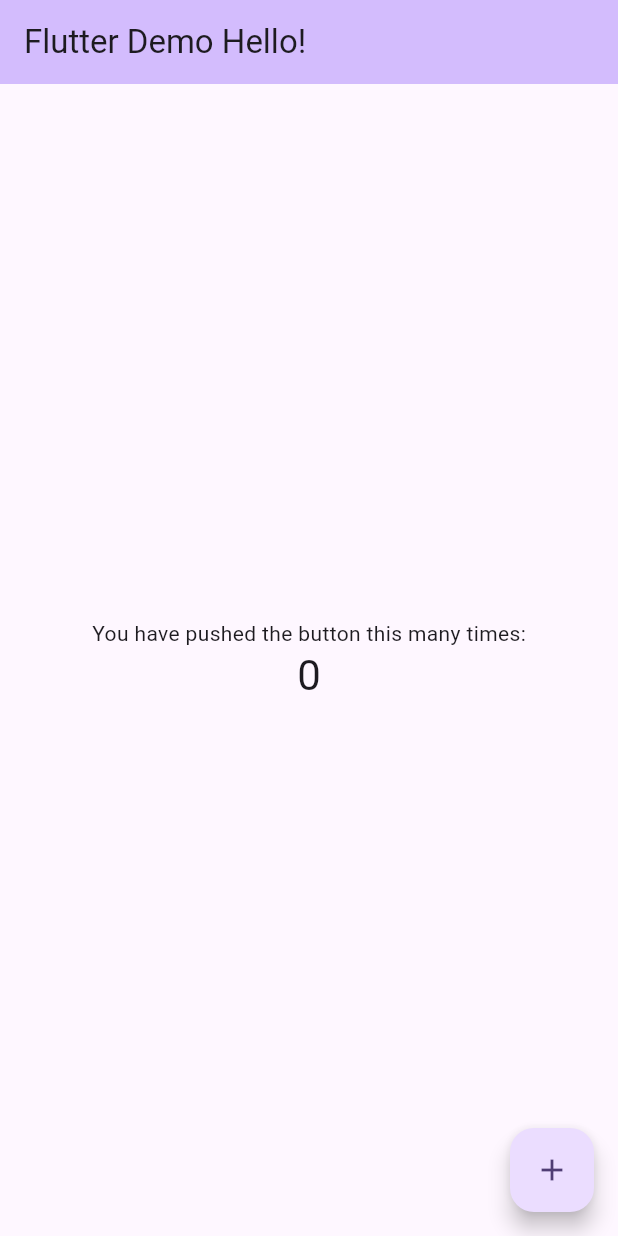
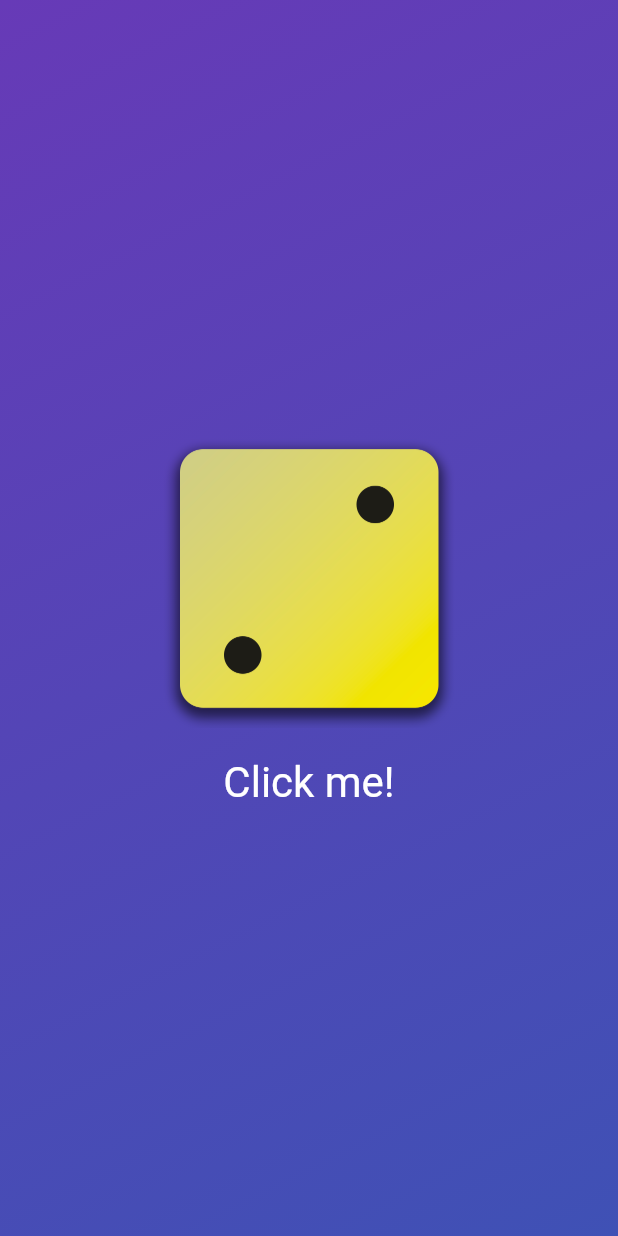
Before and after one commit to wolfskillobyte/flutter_first_app, a Flutter app: the screen it shows after launch, on a phone screen of 412 x 824 dp. Run offline on Flutter 3.47's test engine with Material 2 defaults, Android fonts, the phone set to English and light mode, and no system bars.

Commit message:
push final

```diff
--- /dev/null
+++ b/lib/dice_roller.dart
@@ -0,0 +1,46 @@
+import 'package:flutter/material.dart';
+import 'package:first_app/styled_text.dart';
+import 'dart:math';
+
+final randomizer = Random();
+
+class DiceRoller extends StatefulWidget {
+  @override
+  State<DiceRoller> createState() {
+    return _DiceRollerState();
+  }
+}
+
+// underscore notates a private class
+// meaning, this state class is meant to be used internally
+class _DiceRollerState extends State<DiceRoller> {
+  var currentDice = 2;
+
+  void rollDice() {
+    setState(() {
+      currentDice = randomizer.nextInt(6) + 1;
+    });
+  }
+
+  @override
+  Widget build(context) {
+    return Column(
+      mainAxisSize: MainAxisSize.min,
+      children: [
+        Image.asset(
+          'assets/dice-$currentDice.png',
+          width: 200,
+        ),
+        // const SizedBox(height: 20), <-- another way of doing padding like an empty div
+        TextButton(
+          onPressed: rollDice,
+          style: TextButton.styleFrom(
+          padding: const EdgeInsets.only(top: 20),
+          foregroundColor: Colors.white,
+          textStyle: const TextStyle(fontSize: 28)),
+          child: const StyledText('Click me!'),
+        ),
+      ],
+    );
+  }
+}
--- /dev/null
+++ b/lib/gradient_container.dart
@@ -0,0 +1,72 @@
+import 'package:first_app/dice_roller.dart';
+import 'package:flutter/material.dart';
+
+// if your variable is restrictive use const or final
+// using const is preferred bc it improves performance. "compiled time constant value"
+const startAlignment = Alignment.topLeft;
+const endAlignment = Alignment.bottomRight;
+// another way to init a variable to be redeclared later
+// Alignment? startAlignment;
+// or
+// var startAlignment = Alignment.topLeft;
+
+class GradientContainer extends StatelessWidget {
+  // opt 1:
+  // GradientContainer() {
+  //   // initialization work
+  //   // add comments to describe your constructor
+  // }
+
+  // opt 2:
+  // declaring/creating your constructor is for reusable widgets
+  const GradientContainer(this.color1, this.color2, {super.key});
+
+  // constructor function for theme purple()
+  const GradientContainer.purple({super.key})
+      : color1 = Colors.deepPurple,
+        color2 = Colors.indigo;
+
+  final Color color1;
+  final Color color2;
+
+  @override
+  Widget build(context) {
+    return Container(
+      decoration: BoxDecoration(
+        gradient: LinearGradient(
+          colors: [color1, color2],
+          begin: startAlignment,
+          end: endAlignment,
+        ),
+      ),
+      child: Center(
+        child: DiceRoller(),
+        // for testing
+        // child: StyledText('Lets gooooo'),
+      ),
+    );
+  }
+}
+
+//----> another approach to having variable colors
+//   const GradientContainer({super.key, required this.colors});
+
+//   // list types are always dynamic
+//   final List<Color> colors;
+
+//   @override
+//   Widget build(context) {
+//     return Container(
+//       decoration: BoxDecoration(
+//         gradient: LinearGradient(
+//           colors: colors,
+//           begin: startAlignment,
+//           end: endAlignment,
+//         ),
+//       ),
+//       child: Center(
+//         child: StyledText('Lets gooooo'),
+//       ),
+//     );
+//   }
+// }
--- a/lib/main.dart
+++ b/lib/main.dart
@@ -1,125 +1,13 @@
 import 'package:flutter/material.dart';
+import 'package:first_app/gradient_container.dart';
 
 void main() {
-  runApp(const MyApp());
+  runApp(
+    const MaterialApp(
+      home: Scaffold(
+        backgroundColor: Colors.black12,
+        body: GradientContainer.purple(),
+      ),
+    ),
+  );
 }
-
-class MyApp extends StatelessWidget {
-  const MyApp({super.key});
-
-  // This widget is the root of your application.
-  @override
-  Widget build(BuildContext context) {
-    return MaterialApp(
-      title: 'Flutter Demo',
-      theme: ThemeData(
-        // This is the theme of your application.
-        //
-        // TRY THIS: Try running your application with "flutter run". You'll see
-        // the application has a blue toolbar. Then, without quitting the app,
-        // try changing the seedColor in the colorScheme below to Colors.green
-        // and then invoke "hot reload" (save your changes or press the "hot
-        // reload" button in a Flutter-supported IDE, or press "r" if you used
-        // the command line to start the app).
-        //
-        // Notice that the counter didn't reset back to zero; the application
-        // state is not lost during the reload. To reset the state, use hot
-        // restart instead.
-        //
-        // This works for code too, not just values: Most code changes can be
-        // tested with just a hot reload.
-        colorScheme: ColorScheme.fromSeed(seedColor: Colors.deepPurple),
-        useMaterial3: true,
-      ),
-      home: const MyHomePage(title: 'Flutter Demo Hello!'),
-    );
-  }
-}
-
-class MyHomePage extends StatefulWidget {
-  const MyHomePage({super.key, required this.title});
-
-  // This widget is the home page of your application. It is stateful, meaning
-  // that it has a State object (defined below) that contains fields that affect
-  // how it looks.
-
-  // This class is the configuration for the state. It holds the values (in this
-  // case the title) provided by the parent (in this case the App widget) and
-  // used by the build method of the State. Fields in a Widget subclass are
-  // always marked "final".
-
-  final String title;
-
-  @override
-  State<MyHomePage> createState() => _MyHomePageState();
-}
-
-class _MyHomePageState extends State<MyHomePage> {
-  int _counter = 0;
-
-  void _incrementCounter() {
-    setState(() {
-      // This call to setState tells the Flutter framework that something has
-      // changed in this State, which causes it to rerun the build method below
-      // so that the display can reflect the updated values. If we changed
-      // _counter without calling setState(), then the build method would not be
-      // called again, and so nothing would appear to happen.
-      _counter++;
-    });
-  }
-
-  @override
-  Widget build(BuildContext context) {
-    // This method is rerun every time setState is called, for instance as done
-    // by the _incrementCounter method above.
-    //
-    // The Flutter framework has been optimized to make rerunning build methods
-    // fast, so that you can just rebuild anything that needs updating rather
-    // than having to individually change instances of widgets.
-    return Scaffold(
-      appBar: AppBar(
-        // TRY THIS: Try changing the color here to a specific color (to
-        // Colors.amber, perhaps?) and trigger a hot reload to see the AppBar
-        // change color while the other colors stay the same.
-        backgroundColor: Theme.of(context).colorScheme.inversePrimary,
-        // Here we take the value from the MyHomePage object that was created by
-        // the App.build method, and use it to set our appbar title.
-        title: Text(widget.title),
-      ),
-      body: Center(
-        // Center is a layout widget. It takes a single child and positions it
-        // in the middle of the parent.
-        child: Column(
-          // Column is also a layout widget. It takes a list of children and
-          // arranges them vertically. By default, it sizes itself to fit its
-          // children horizontally, and tries to be as tall as its parent.
-          //
-          // Column has various properties to control how it sizes itself and
-          // how it positions its children. Here we use mainAxisAlignment to
-          // center the children vertically; the main axis here is the vertical
-          // axis because Columns are vertical (the cross axis would be
-          // horizontal).
-          //
-          // TRY THIS: Invoke "debug painting" (choose the "Toggle Debug Paint"
-          // action in the IDE, or press "p" in the console), to see the
-          // wireframe for each widget.
-          mainAxisAlignment: MainAxisAlignment.center,
-          children: <Widget>[
-            const Text(
-              'You have pushed the button this many times:',
-            ),
-            Text(
-              '$_counter',
-              style: Theme.of(context).textTheme.headlineMedium,
-            ),
-          ],
-        ),
-      ),
-      floatingActionButton: FloatingActionButton(
-        onPressed: _incrementCounter,
-        tooltip: 'Increment',
-        child: const Icon(Icons.add),
-      ), // This trailing comma makes auto-formatting nicer for build methods.
-    );
-  }
-}
--- /dev/null
+++ b/lib/styled_text.dart
@@ -0,0 +1,17 @@
+import 'package:flutter/material.dart';
+
+class StyledText extends StatelessWidget {
+  // positional param
+  const StyledText(this.text, {super.key});
+
+  // here we use final, because it wont be changed after this
+  final String text;
+
+  @override
+  Widget build(context) {
+    return Text(
+      text,
+      style: const TextStyle(color: Colors.white, fontSize: 28),
+    );
+  }
+}
```
Also changed, not shown: pubspec.yaml (+7 -3 lines), assets/dice-1.png (added), assets/dice-2.png (added), assets/dice-3.png (added), assets/dice-4.png (added), assets/dice-5.png (added), assets/dice-6.png (added), 14 other files.
